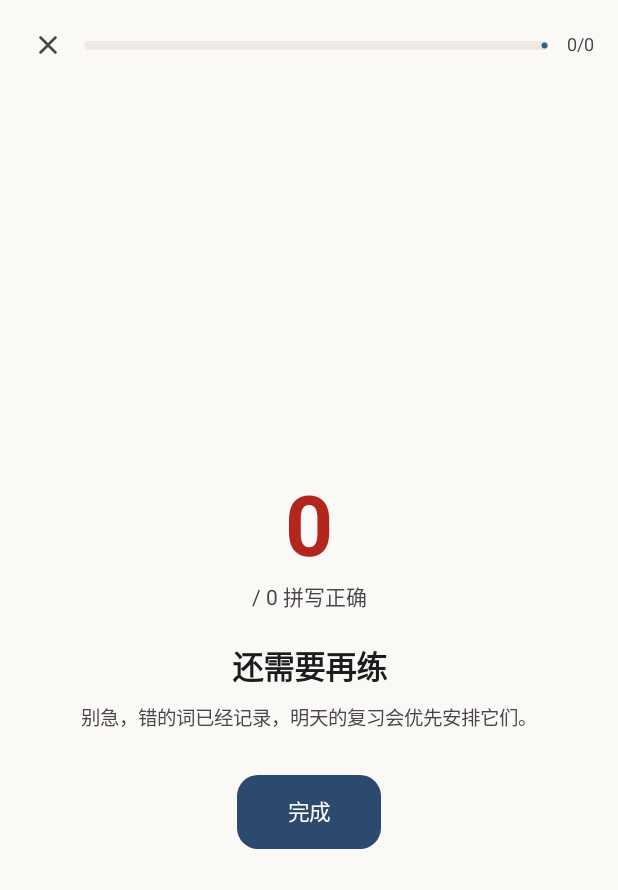
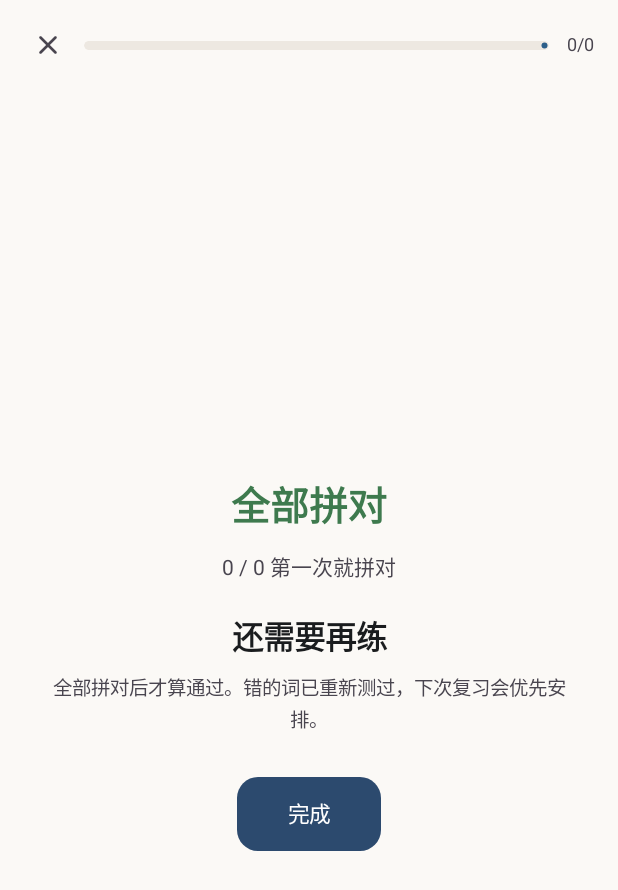
Before and after one commit to ntlaoshi/wortschatz, an Android app built with Jetpack Compose: the composable SpellTestScreen shown on its own in the app's theme, on a phone screen of 412 x 824 dp. Shown: the top 890 px of the screen. Run offline under Robolectric (Android 15) with nearby library versions, the light colour scheme and no system bars.

Commit message:
feat: 拼写测试改为拼对才通过，拼错重测
- 拼写队列独立管理：拼对出队，拼错显示正确答案后移到队尾重测
- 顶部进度改为已通过数/总数，进度条按通过比例
- 结果页改为「全部拼对」+「X/总数 第一次就拼对」，有重测时显示总尝试次数
- 新增 spellPassed / spellFirstTry / spellAttempts 与 spellQueue、spellFailed

版本 1.13 (versionCode 14)

```diff
--- a/app/build.gradle.kts
+++ b/app/build.gradle.kts
@@ -23,8 +23,8 @@ android {
         applicationId = "de.wortschatz.app"
         minSdk = 26
         targetSdk = 35
-        versionCode = 13
-        versionName = "1.12"
+        versionCode = 14
+        versionName = "1.13"
         vectorDrawables { useSupportLibrary = true }
     }
 
--- a/app/src/main/java/de/wortschatz/app/ui/SettingsScreen.kt
+++ b/app/src/main/java/de/wortschatz/app/ui/SettingsScreen.kt
@@ -723,7 +723,7 @@ fun SettingsScreen(
                     Spacer(Modifier.width(8.dp))
                     Column {
                         Text(
-                            text = "德语单词 Wortschatz 1.12",
+                            text = "德语单词 Wortschatz 1.13",
                             fontSize = 13.sp,
                             color = MaterialTheme.colorScheme.onSurface
                         )
--- a/app/src/main/java/de/wortschatz/app/ui/SpellTestScreen.kt
+++ b/app/src/main/java/de/wortschatz/app/ui/SpellTestScreen.kt
@@ -79,7 +79,7 @@ fun SpellTestScreen(vm: AppViewModel, onExit: () -> Unit) {
                 LinearProgressIndicator(
                     progress = {
                         if (vm.spellTotal == 0) 0f
-                        else vm.spellIndex.toFloat() / vm.spellTotal
+                        else vm.spellPassed.toFloat() / vm.spellTotal
                     },
                     modifier = Modifier
                         .weight(1f)
@@ -90,7 +90,7 @@ fun SpellTestScreen(vm: AppViewModel, onExit: () -> Unit) {
                 )
                 Spacer(Modifier.width(12.dp))
                 Text(
-                    text = "${(vm.spellIndex + 1).coerceAtMost(vm.spellTotal)}/${vm.spellTotal}",
+                    text = "${vm.spellPassed}/${vm.spellTotal}",
                     fontSize = 12.sp,
                     color = MaterialTheme.colorScheme.onSurfaceVariant
                 )
@@ -113,7 +113,7 @@ fun SpellTestScreen(vm: AppViewModel, onExit: () -> Unit) {
 @Composable
 private fun SpellQuestion(vm: AppViewModel, word: Word, modifier: Modifier = Modifier) {
     // 提交后自动朗读正确读音，强化记忆
-    LaunchedEffect(vm.spellIndex, vm.spellChecked) {
+    LaunchedEffect(word.id, vm.spellChecked) {
         if (vm.spellChecked) vm.speakWord(word)
     }
 
@@ -231,7 +231,6 @@ private fun SpellQuestion(vm: AppViewModel, word: Word, modifier: Modifier = Mod
 
         Spacer(Modifier.weight(1f))
 
-        val isLast = vm.spellIndex == vm.spellTotal - 1
         Surface(
             modifier = Modifier
                 .fillMaxWidth()
@@ -251,9 +250,9 @@ private fun SpellQuestion(vm: AppViewModel, word: Word, modifier: Modifier = Mod
             Box(contentAlignment = Alignment.Center) {
                 Text(
                     text = when {
-                        vm.spellChecked && isLast -> "查看结果"
-                        vm.spellChecked -> "下一题"
-                        else -> "检查"
+                        !vm.spellChecked -> "检查"
+                        vm.spellLastCorrect -> "下一题"
+                        else -> "继续测试"
                     },
                     fontSize = 14.5.sp,
                     fontWeight = FontWeight.Medium,
@@ -270,12 +269,13 @@ private fun SpellQuestion(vm: AppViewModel, word: Word, modifier: Modifier = Mod
 @Composable
 private fun SpellResult(vm: AppViewModel, onExit: () -> Unit, modifier: Modifier = Modifier) {
     val total = vm.spellTotal
-    val correct = vm.spellCorrect
-    val ratio = if (total == 0) 0f else correct.toFloat() / total
-    val (title, tip) = when {
-        ratio >= 0.9f -> "拼写很稳" to "这轮词掌握得不错，明天按时复习即可。"
-        ratio >= 0.6f -> "基本记住了" to "错的几个词会更容易再次忘记，建议回看一遍。"
-        else -> "还需要再练" to "别急，错的词已经记录，明天的复习会优先安排它们。"
+    val firstTry = vm.spellFirstTry
+    val attempts = vm.spellAttempts
+    val ratio = if (total == 0) 0f else firstTry.toFloat() / total
+    val title = when {
+        ratio >= 0.9f -> "拼写很稳"
+        ratio >= 0.6f -> "基本记住了"
+        else -> "还需要再练"
     }
 
     Column(
@@ -286,17 +286,28 @@ private fun SpellResult(vm: AppViewModel, onExit: () -> Unit, modifier: Modifier
         verticalArrangement = Arrangement.Center
     ) {
         Text(
-            text = "$correct",
+            text = "全部拼对",
             fontFamily = FontFamily.Default,
-            fontSize = 56.sp,
+            fontSize = 26.sp,
             fontWeight = FontWeight.Bold,
-            color = if (ratio >= 0.6f) ExtraColors.success else MaterialTheme.colorScheme.error
+            color = ExtraColors.success
         )
+        Spacer(Modifier.height(10.dp))
         Text(
-            text = "/ $total 拼写正确",
+            text = "$firstTry / $total 第一次就拼对",
             fontSize = 14.sp,
             color = MaterialTheme.colorScheme.onSurfaceVariant
         )
+        if (attempts > total) {
+            Spacer(Modifier.height(4.dp))
+            Text(
+                text = "共尝试 $attempts 次，拼错的词已当场重测到拼对为止",
+                fontSize = 12.sp,
+                lineHeight = 19.sp,
+                textAlign = TextAlign.Center,
+                color = MaterialTheme.colorScheme.outline
+            )
+        }
         Spacer(Modifier.height(18.dp))
         Text(
             text = title,
@@ -307,7 +318,7 @@ private fun SpellResult(vm: AppViewModel, onExit: () -> Unit, modifier: Modifier
         )
         Spacer(Modifier.height(8.dp))
         Text(
-            text = tip,
+            text = "全部拼对后才算通过。错的词已重新测过，下次复习会优先安排。",
             fontSize = 13.sp,
             lineHeight = 21.sp,
             textAlign = TextAlign.Center,
```
Also changed, not shown: app/src/main/java/de/wortschatz/app/AppViewModel.kt (+44 -14 lines), 1 other file.
